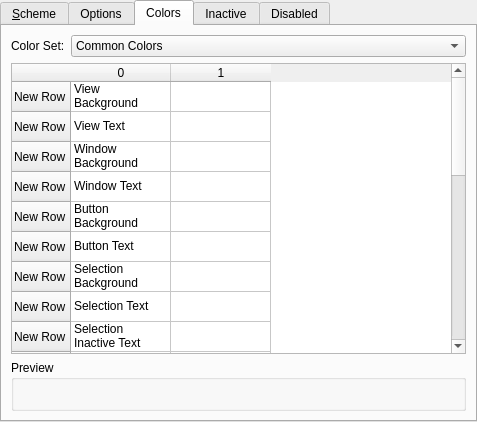
Before: the Qt Designer form kcontrol/colors/colorsettings.ui in mgottschlag/kwin-tiling, drawn with Qt 5.
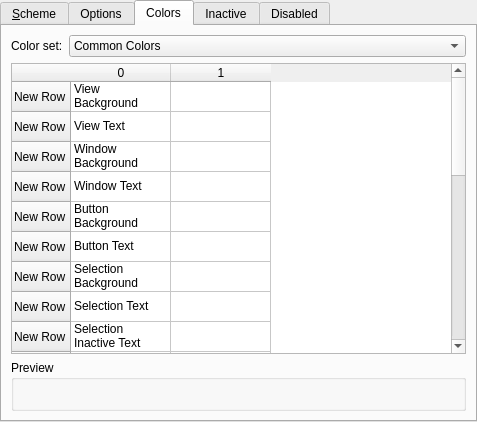
After: the same form once the commit is applied. The open tabs and pages were chosen to show the change. Custom widgets are drawn as their Qt base class.

The edit to the form file:
```diff
--- a/kcontrol/colors/colorsettings.ui
+++ b/kcontrol/colors/colorsettings.ui
@@ -231,7 +231,7 @@
           </sizepolicy>
          </property>
          <property name="text" >
-          <string>Color Set:</string>
+          <string>Color set:</string>
          </property>
         </widget>
        </item>
```
